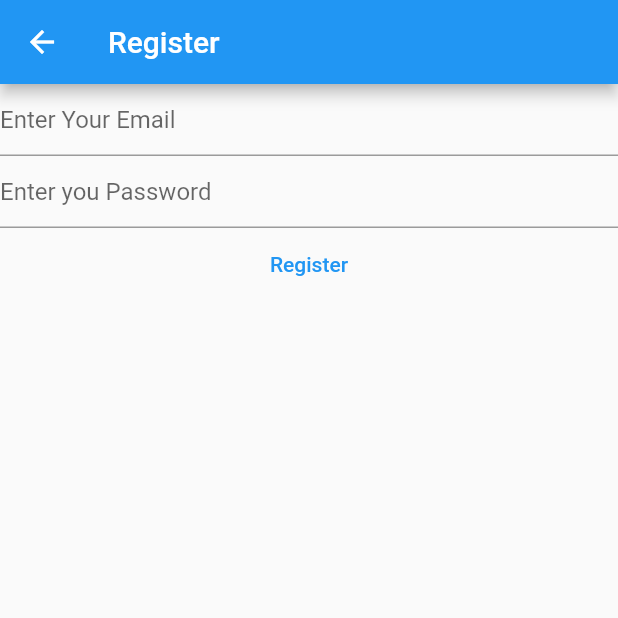
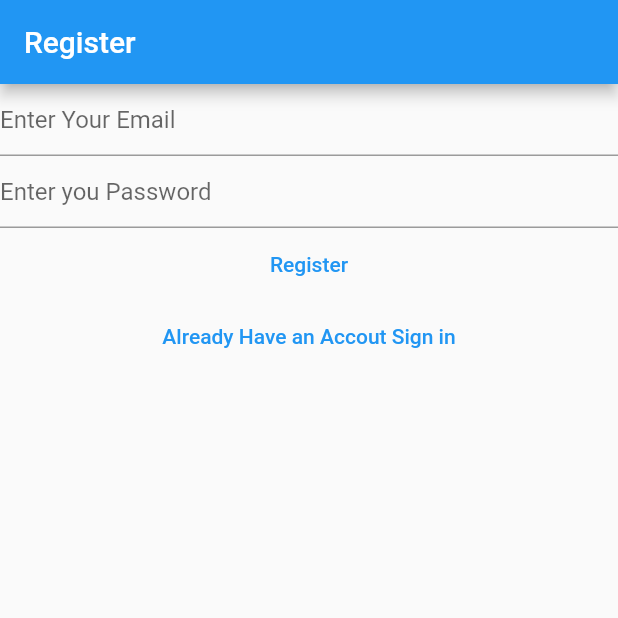
Before and after one commit to HaseebAhmed-tech/MyNotesNew, a Flutter app: the RegisterView screen opened directly, on a phone screen of 412 x 824 dp, the top half of it. Run offline on Flutter 3.47's test engine with Material 2 defaults, Android fonts, the phone set to English and light mode, and no system bars; our stand-ins replace firebase_auth, firebase_core; accounts and stored records are empty.

Commit message:
My First Commit

```diff
--- a/lib/views/register_view.dart
+++ b/lib/views/register_view.dart
@@ -1,9 +1,5 @@
 import 'package:firebase_auth/firebase_auth.dart';
-import 'package:firebase_core/firebase_core.dart';
-import 'package:flutter/cupertino.dart';
 import 'package:flutter/material.dart';
-
-import '../firebase_options.dart';
 
 class RegisterView extends StatefulWidget {
   const RegisterView({Key? key}) : super(key: key);
@@ -34,27 +30,18 @@ class _RegisterViewState extends State<RegisterView> {
   Widget build(BuildContext context) {
     return Scaffold(
       appBar: AppBar(
-        title: const Text('Register'),
+        title: const Text("Register"),
       ),
-      body: FutureBuilder(
-        future: Firebase.initializeApp(
-          options: DefaultFirebaseOptions.currentPlatform,
-        ),
-        builder: (context, snapshot) {
-          switch (snapshot.connectionState) {
-            case ConnectionState.done:
-              return Column(
+      body: Column(
         children: [
           TextField(
             controller: _email,
-                    decoration:
-                        const InputDecoration(hintText: "Enter Your Email"),
+            decoration: const InputDecoration(hintText: "Enter Your Email"),
             keyboardType: TextInputType.emailAddress,
           ),
           TextField(
             controller: _password,
-                    decoration:
-                        const InputDecoration(hintText: "Enter you Password"),
+            decoration: const InputDecoration(hintText: "Enter you Password"),
             obscureText: true,
             enableSuggestions: false,
             autocorrect: false,
@@ -72,21 +59,20 @@ class _RegisterViewState extends State<RegisterView> {
                   if (e.code == "weak-password") {
                     print("Your Password is as weak as your weiner");
                   } else if (e.code == "email-already-in-use") {
-                            print(
-                                "Tatte is email se tu pehle hi reg kr chuka ha");
+                    print("Tatte is email se tu pehle hi reg kr chuka ha");
                   } else if (e.code == "invalid-email") {
                     print("Pen Yakka Email te shi likh le");
                   }
                 }
               },
               child: const Text("Register")),
+          TextButton(
+              onPressed: () {
+                Navigator.of(context)
+                    .pushNamedAndRemoveUntil('/login/', (route) => false);
+              },
+              child: const Text("Already Have an Accout Sign in"))
         ],
-              );
-
-            default:
-              return const Text("lOADING");
-          }
-        },
       ),
     );
   }
```
Also changed, not shown: lib/main.dart (+17 -43 lines), lib/views/login_view.dart (+11 -25 lines), lib/views/verifyemail_view.dart (added, +29 -0 lines), lib/firebase_options.dart. Lines whose indentation alone changed are shown as unchanged.
